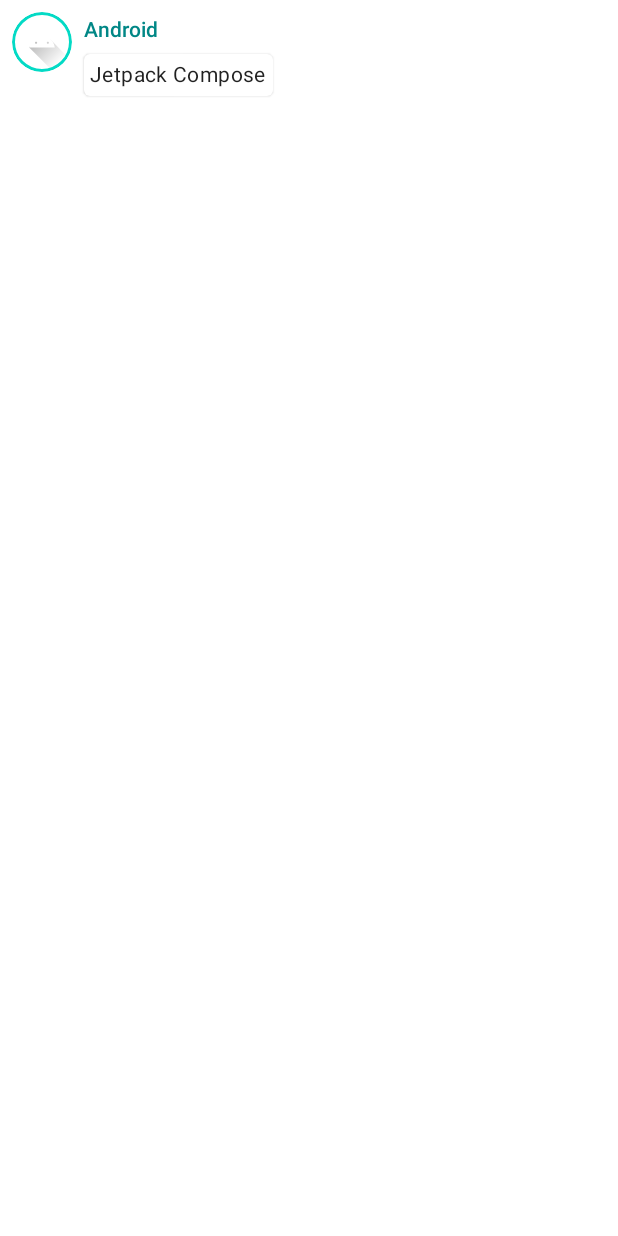
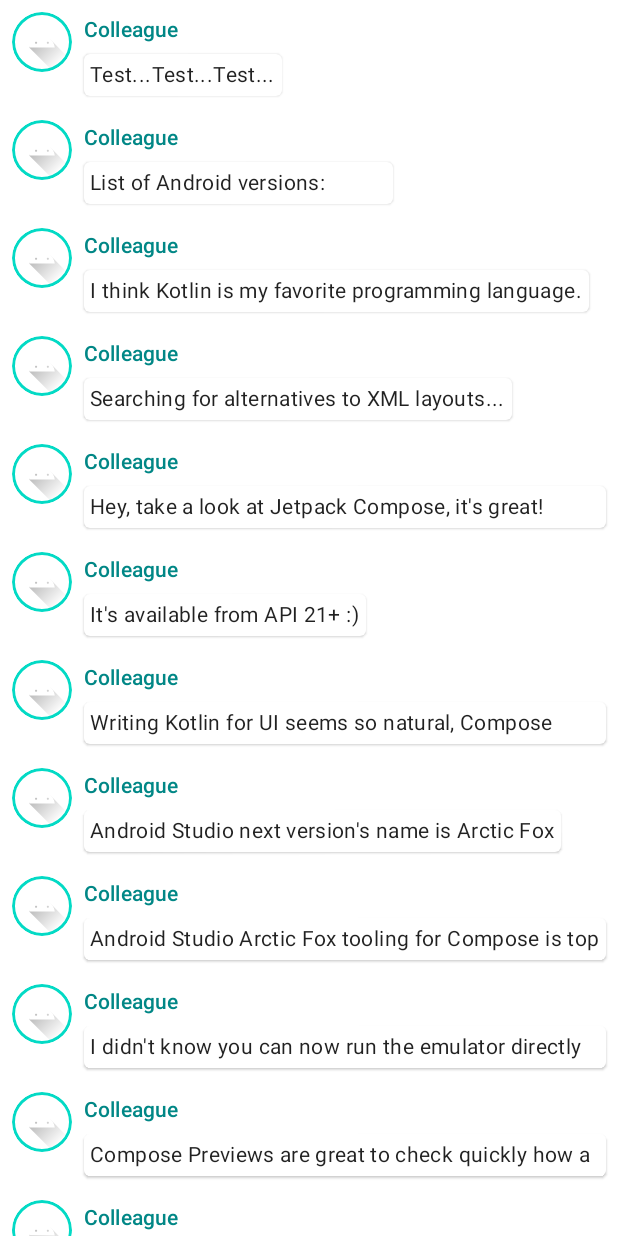
Before and after one commit to kutta97/Android-Compose-Codelab-Study, an Android app built with Jetpack Compose: the screen it shows after launch (MainActivity), on a phone screen of 412 x 824 dp. Run offline under Robolectric (Android 15) with nearby library versions, the phone set to English and light mode, and no system bars.

Commit message:
List and animations: remember, mutableStateOf 함수를 사용하여 상태 변경 추적

```diff
--- a/app/src/main/java/com/example/myapplication/MainActivity.kt
+++ b/app/src/main/java/com/example/myapplication/MainActivity.kt
@@ -6,6 +6,7 @@ import androidx.activity.ComponentActivity
 import androidx.activity.compose.setContent
 import androidx.compose.foundation.Image
 import androidx.compose.foundation.border
+import androidx.compose.foundation.clickable
 import androidx.compose.foundation.layout.*
 import androidx.compose.foundation.lazy.LazyColumn
 import androidx.compose.foundation.lazy.items
@@ -14,6 +15,10 @@ import androidx.compose.material.MaterialTheme
 import androidx.compose.material.Surface
 import androidx.compose.material.Text
 import androidx.compose.runtime.Composable
+import androidx.compose.runtime.mutableStateOf
+import androidx.compose.runtime.getValue
+import androidx.compose.runtime.setValue
+import androidx.compose.runtime.remember
 import androidx.compose.ui.Modifier
 import androidx.compose.ui.draw.clip
 import androidx.compose.ui.res.painterResource
@@ -26,7 +31,7 @@ class MainActivity : ComponentActivity() {
         super.onCreate(savedInstanceState)
         setContent {
             ComposeTutorialTheme {
-                MessageCard(Message("Android", "Jetpack Compose"))
+                Conversation(SampleData.conversationSample)
             }
         }
     }
@@ -52,7 +57,11 @@ fun MessageCard(msg: Message) {
         // Add a horizontal space between the image and the column
         Spacer(modifier = Modifier.width(8.dp))
 
-        Column {
+        // Keep track if the message is expanded or not in this Column Variable
+        var isExpanded by remember { mutableStateOf(false) }
+
+        // Toggle the isExpanded variable when we click on this Column
+        Column(modifier = Modifier.clickable { isExpanded!= isExpanded }) {
             Text(
                 text = msg.author,
                 color = MaterialTheme.colors.secondaryVariant,
@@ -66,6 +75,9 @@ fun MessageCard(msg: Message) {
                 Text(
                     text = msg.body,
                     modifier = Modifier.padding(all = 4.dp),
+                    // If the message is expanded, we display all its content
+                    // otherwise we only display the first line
+                    maxLines = if (isExpanded) Int.MAX_VALUE else 1,
                     style = MaterialTheme.typography.body2
                 )
             }
```
